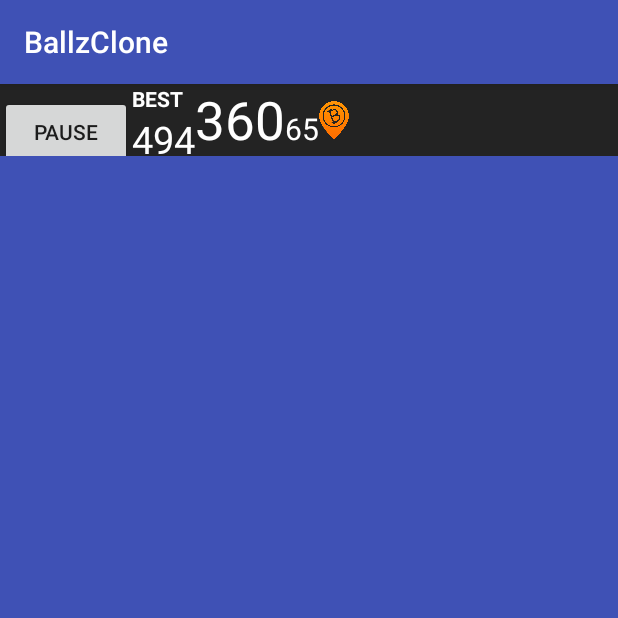
After one commit to jonathanmartinssandri/BallZ_Clone, an Android app: the GameActivity screen opened directly, with no data from a screen before it, on a phone screen of 412 x 824 dp, the top half of it. The commit adds this screen. Run offline under Robolectric (Android 15) with nearby library versions, the phone set to English and light mode, and no system bars.

Commit message:
INT: Clicking on the 'PLAY!' will open the game view

```diff
--- a/BallzClone/app/src/main/AndroidManifest.xml
+++ b/BallzClone/app/src/main/AndroidManifest.xml
@@ -9,7 +9,7 @@
         android:roundIcon="@mipmap/ic_launcher_round"
         android:supportsRtl="true"
         android:theme="@style/AppTheme">
-        <activity android:name=".MainActivity"></activity>
+        <activity android:name=".MainActivity" />
         <activity android:name=".MainMenuActivity">
             <intent-filter>
                 <action android:name="android.intent.action.MAIN" />
@@ -17,7 +17,8 @@
                 <category android:name="android.intent.category.LAUNCHER" />
             </intent-filter>
         </activity>
-        <activity android:name=".HighestScoreActivity"></activity>
+        <activity android:name=".HighestScoreActivity" />
+        <activity android:name=".GameActivity"></activity>
     </application>
 
 </manifest>
--- /dev/null
+++ b/BallzClone/app/src/main/java/ballzclone/copetti/com/ballzclone/GameActivity.kt
@@ -0,0 +1,18 @@
+package ballzclone.copetti.com.ballzclone
+
+import android.support.v7.app.AppCompatActivity
+import android.os.Bundle
+import android.view.View
+
+class GameActivity : AppCompatActivity() {
+
+    override fun onCreate(savedInstanceState: Bundle?) {
+        super.onCreate(savedInstanceState)
+        setContentView(R.layout.activity_game)
+    }
+
+    fun btnPauseGameClicked(v : View)
+    {
+
+    }
+}
--- a/BallzClone/app/src/main/java/ballzclone/copetti/com/ballzclone/MainMenuActivity.kt
+++ b/BallzClone/app/src/main/java/ballzclone/copetti/com/ballzclone/MainMenuActivity.kt
@@ -5,12 +5,22 @@ import android.support.v7.app.AppCompatActivity
 import android.os.Bundle
 import android.view.View
 import android.widget.Button
+import android.widget.TextView
 
 class MainMenuActivity : AppCompatActivity() {
+
+    private var bestOverall : TextView? = null
+    private var currentScore: TextView? = null
+    private var currentCoinValue: TextView? = null
 
     override fun onCreate(savedInstanceState: Bundle?) {
         super.onCreate(savedInstanceState)
         setContentView(R.layout.activity_main_menu)
+    }
+
+    fun btnOpenGameClicked(v: View) {
+        val intent = Intent(this, GameActivity::class.java)
+        startActivity(intent)
     }
 
     fun btnOpenHighestScoresClicked(v: View) {
--- /dev/null
+++ b/BallzClone/app/src/main/res/layout/activity_game.xml
@@ -0,0 +1,69 @@
+<?xml version="1.0" encoding="utf-8"?>
+<LinearLayout xmlns:android="http://schemas.android.com/apk/res/android"
+    xmlns:tools="http://schemas.android.com/tools"
+    android:layout_width="match_parent"
+    android:layout_height="match_parent"
+    tools:context="ballzclone.copetti.com.ballzclone.GameActivity"
+    android:background="@color/background"
+    android:orientation="vertical">
+
+    <LinearLayout
+        android:layout_width="match_parent"
+        android:layout_height="wrap_content"
+        android:orientation="horizontal">
+
+        <Button
+            android:layout_width="wrap_content"
+            android:layout_height="wrap_content"
+            android:onClick="btnPauseGameClicked"
+            android:text="Pause">
+        </Button>
+
+        <LinearLayout
+            android:layout_width="wrap_content"
+            android:layout_height="match_parent"
+            android:orientation="vertical">
+
+            <TextView
+                android:layout_width="wrap_content"
+                android:layout_height="wrap_content"
+                android:text="@string/BestLabelGameView"
+                android:textColor="@color/colorMainText"
+                android:textStyle="bold"/>
+            <TextView
+                android:layout_width="wrap_content"
+                android:layout_height="wrap_content"
+                android:text="494"
+                android:textSize="25dp"
+                android:textColor="@color/colorMainText"/>
+
+        </LinearLayout>
+
+        <TextView
+            android:layout_width="wrap_content"
+            android:layout_height="wrap_content"
+            android:text="360"
+            android:textColor="@color/colorMainText"
+            android:textSize="35dp"/>
+
+        <TextView
+            android:layout_width="wrap_content"
+            android:layout_height="wrap_content"
+            android:text="65"
+            android:textSize="20dp"
+            android:textColor="@color/colorMainText"/>
+
+        <ImageView
+            android:layout_width="20dp"
+            android:layout_height="match_parent"
+            android:src="@drawable/bitcoin_icon"/>
+
+    </LinearLayout>
+
+    <View
+        android:id="@+id/mainGameView"
+        android:layout_width="match_parent"
+        android:layout_height="match_parent"
+        android:background="@color/colorPrimary">
+    </View>
+</LinearLayout>
--- a/BallzClone/app/src/main/res/layout/activity_main_menu.xml
+++ b/BallzClone/app/src/main/res/layout/activity_main_menu.xml
@@ -68,6 +68,7 @@
             android:layout_width="match_parent"
             android:layout_height="wrap_content"
             android:text="@string/buttonPlay"
+            android:onClick="btnOpenGameClicked"
             />
         <Button
             android:id="@+id/buttonHighScore"
--- a/BallzClone/app/src/main/res/values/strings.xml
+++ b/BallzClone/app/src/main/res/values/strings.xml
@@ -4,4 +4,5 @@
     <string name="buttonHighScore">Highest Scores</string>
     <string name="buttonExit">I Quit!</string>
     <string name="highScoreTitle">Hall of Fame</string>
+    <string name="BestLabelGameView">BEST</string>
 </resources>
```
